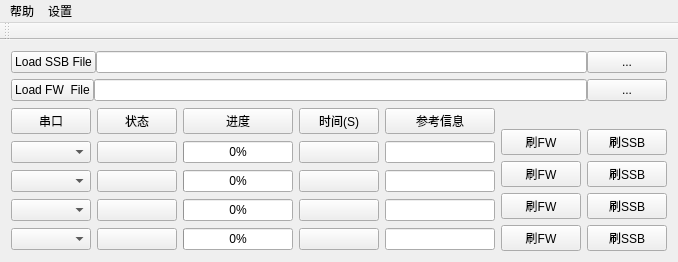
Qt form mainwindow.ui (mikeyliu/-) before a commit.
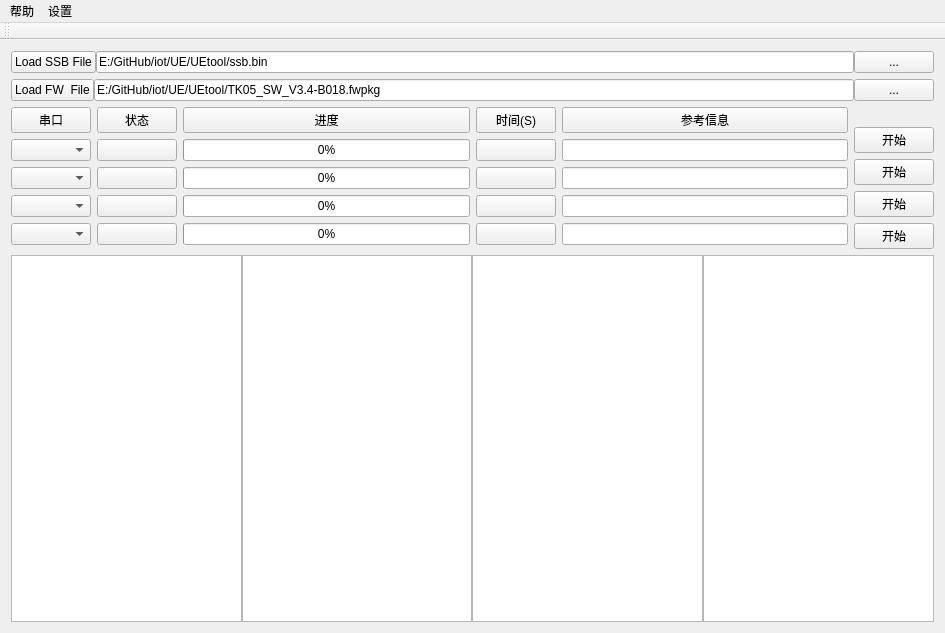
The same form after that commit.

The edit to the form file:
```diff
--- a/mainwindow.ui
+++ b/mainwindow.ui
@@ -6,8 +6,8 @@
    <rect>
     <x>0</x>
     <y>0</y>
-    <width>678</width>
-    <height>262</height>
+    <width>945</width>
+    <height>633</height>
    </rect>
   </property>
   <property name="windowTitle">
@@ -16,6 +16,8 @@
   <widget class="QWidget" name="centralWidget">
    <layout class="QGridLayout" name="gridLayout">
     <item row="0" column="0">
+     <layout class="QVBoxLayout" name="verticalLayout_9">
+      <item>
      <layout class="QVBoxLayout" name="verticalLayout_8">
       <item>
        <layout class="QVBoxLayout" name="verticalLayout_7">
@@ -32,7 +34,11 @@
            </widget>
           </item>
           <item>
-           <widget class="QLineEdit" name="lineEdit_SSB"/>
+             <widget class="QLineEdit" name="lineEdit_SSB">
+              <property name="text">
+               <string>E:/GitHub/iot/UE/UEtool/ssb.bin</string>
+              </property>
+             </widget>
           </item>
           <item>
            <widget class="QPushButton" name="pushButton_SSB">
@@ -59,7 +65,11 @@
            </widget>
           </item>
           <item>
-           <widget class="QLineEdit" name="lineEdit_FW"/>
+             <widget class="QLineEdit" name="lineEdit_FW">
+              <property name="text">
+               <string>E:/GitHub/iot/UE/UEtool/TK05_SW_V3.4-B018.fwpkg</string>
+              </property>
+             </widget>
           </item>
           <item>
            <widget class="QPushButton" name="pushButton_FW">
@@ -79,7 +89,7 @@
        </layout>
       </item>
       <item>
-       <layout class="QHBoxLayout" name="horizontalLayout_7">
+         <layout class="QHBoxLayout" name="horizontalLayout_3">
         <item>
          <layout class="QVBoxLayout" name="verticalLayout">
           <item>
@@ -157,7 +167,17 @@
              <number>0</number>
             </property>
             <property name="alignment">
-             <set>Qt::AlignRight|Qt::AlignTrailing|Qt::AlignVCenter</set>
+               <set>Qt::AlignCenter</set>
+              </property>
+             </widget>
+            </item>
+            <item>
+             <widget class="QProgressBar" name="progressBar_1">
+              <property name="value">
+               <number>0</number>
+              </property>
+              <property name="alignment">
+               <set>Qt::AlignCenter</set>
             </property>
            </widget>
           </item>
@@ -167,7 +187,7 @@
              <number>0</number>
             </property>
             <property name="alignment">
-             <set>Qt::AlignRight|Qt::AlignTrailing|Qt::AlignVCenter</set>
+               <set>Qt::AlignCenter</set>
             </property>
            </widget>
           </item>
@@ -177,17 +197,7 @@
              <number>0</number>
             </property>
             <property name="alignment">
-             <set>Qt::AlignRight|Qt::AlignTrailing|Qt::AlignVCenter</set>
-            </property>
-           </widget>
-          </item>
-          <item>
-           <widget class="QProgressBar" name="progressBar_4">
-            <property name="value">
-             <number>0</number>
-            </property>
-            <property name="alignment">
-             <set>Qt::AlignRight|Qt::AlignTrailing|Qt::AlignVCenter</set>
+               <set>Qt::AlignCenter</set>
             </property>
            </widget>
           </item>
@@ -275,84 +285,36 @@
          <layout class="QVBoxLayout" name="verticalLayout_6">
           <item>
            <widget class="QLabel" name="label">
-            <property name="maximumSize">
-             <size>
-              <width>16777215</width>
-              <height>30</height>
-             </size>
-            </property>
             <property name="text">
              <string/>
-            </property>
-           </widget>
-          </item>
-          <item>
-           <layout class="QHBoxLayout" name="horizontalLayout_3">
-            <item>
-             <widget class="QPushButton" name="pushButton_start0">
-              <property name="text">
-               <string>刷FW</string>
               </property>
              </widget>
             </item>
             <item>
              <widget class="QPushButton" name="pushButton_start0_2">
               <property name="text">
-               <string>刷SSB</string>
-              </property>
-             </widget>
-            </item>
-           </layout>
-          </item>
-          <item>
-           <layout class="QHBoxLayout" name="horizontalLayout_4">
-            <item>
-             <widget class="QPushButton" name="pushButton_start1">
-              <property name="text">
-               <string>刷FW</string>
+               <string>开始</string>
               </property>
              </widget>
             </item>
             <item>
              <widget class="QPushButton" name="pushButton_start1_1">
               <property name="text">
-               <string>刷SSB</string>
-              </property>
-             </widget>
-            </item>
-           </layout>
-          </item>
-          <item>
-           <layout class="QHBoxLayout" name="horizontalLayout_5">
-            <item>
-             <widget class="QPushButton" name="pushButton_start2">
-              <property name="text">
-               <string>刷FW</string>
+               <string>开始</string>
               </property>
              </widget>
             </item>
             <item>
              <widget class="QPushButton" name="pushButton_start2_2">
               <property name="text">
-               <string>刷SSB</string>
-              </property>
-             </widget>
-            </item>
-           </layout>
-          </item>
-          <item>
-           <layout class="QHBoxLayout" name="horizontalLayout_6">
-            <item>
-             <widget class="QPushButton" name="pushButton_start3">
-              <property name="text">
-               <string>刷FW</string>
+               <string>开始</string>
               </property>
              </widget>
             </item>
             <item>
              <widget class="QPushButton" name="pushButton_start3_3">
               <property name="text">
-               <string>刷SSB</string>
+               <string>开始</string>
               </property>
              </widget>
             </item>
@@ -362,6 +324,25 @@
         </item>
        </layout>
       </item>
+      <item>
+       <layout class="QHBoxLayout" name="horizontalLayout_8">
+        <property name="spacing">
+         <number>0</number>
+        </property>
+        <item>
+         <widget class="QTextEdit" name="textEdit"/>
+        </item>
+        <item>
+         <widget class="QTextEdit" name="textEdit_2"/>
+        </item>
+        <item>
+         <widget class="QTextEdit" name="textEdit_3"/>
+        </item>
+        <item>
+         <widget class="QTextEdit" name="textEdit_4"/>
+        </item>
+       </layout>
+      </item>
      </layout>
     </item>
    </layout>
@@ -371,7 +352,7 @@
     <rect>
      <x>0</x>
      <y>0</y>
-     <width>678</width>
+     <width>945</width>
      <height>23</height>
     </rect>
    </property>
```
Left out of the diff: 22 changed lines with no effect on the pictures. Lines whose indentation alone changed are shown as unchanged.
